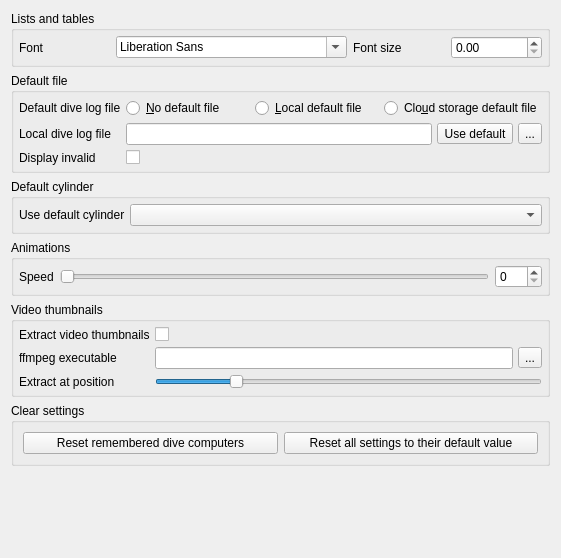
This is desktop-widgets/preferences/preferences_defaults.ui in subsurface/subsurface as Qt 5 draws it before an edit. The edited form follows.
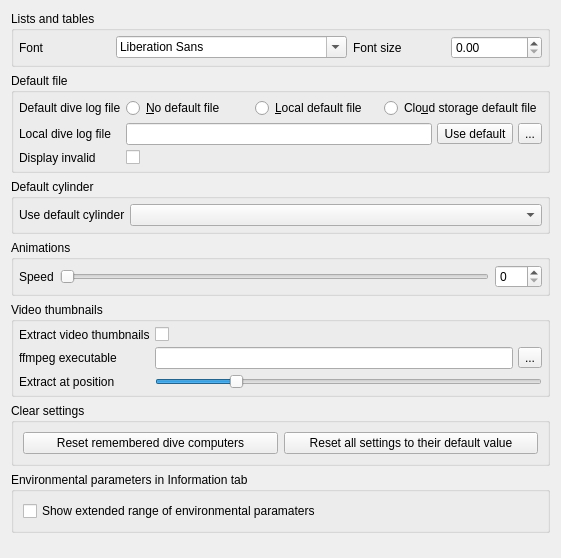
This is the edited form.

Commit message:
Desktop: handle environmental states in Information tab
Create a preference setting on the General Settings page. The setting is saved
with the other preferences.

Patch:
```diff
--- a/desktop-widgets/preferences/preferences_defaults.ui
+++ b/desktop-widgets/preferences/preferences_defaults.ui
@@ -305,6 +305,22 @@
      </layout>
     </widget>
    </item>
+   <item>
+    <widget class="QGroupBox" name="groupBox_extra_star_widgets">
+     <property name="title">
+      <string>Environmental parameters in Information tab</string>
+     </property>
+     <layout class="QHBoxLayout" name="extraWidgetLayout">
+      <item>
+       <widget class="QCheckBox" name="extraEnvironmentalDefault">
+        <property name="text">
+         <string>Show extended range of environmental paramaters</string>
+        </property>
+       </widget>
+      </item>
+     </layout>
+    </widget>
+   </item>
    <item>
     <spacer name="verticalSpacer_2">
      <property name="orientation">
```
The commit also changes 4 other files.
